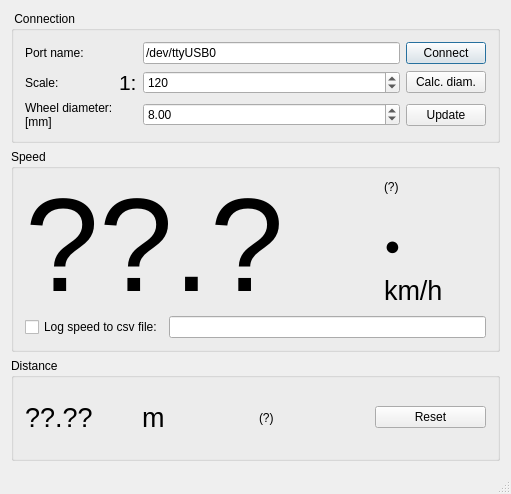
First picture: the form in form/main-window.ui, repository kmzbrnoI/wsm-speed-reader, before the edit.
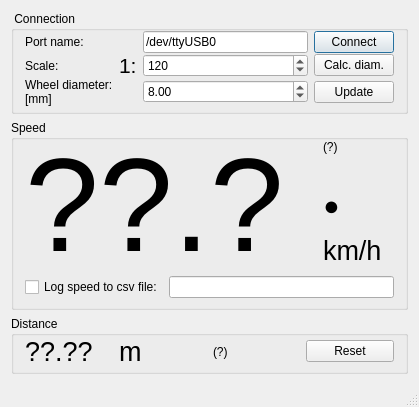
Second picture: the form after the edit. Icons and pictures are not drawn.

Commit message: Remove unncessarry margins, make the form smaller.

What changed in the file:
```diff
--- a/form/main-window.ui
+++ b/form/main-window.ui
@@ -6,8 +6,8 @@
    <rect>
     <x>0</x>
     <y>0</y>
-    <width>511</width>
-    <height>494</height>
+    <width>419</width>
+    <height>401</height>
    </rect>
   </property>
   <property name="sizePolicy">
@@ -37,6 +37,18 @@
        <string> Connection </string>
       </property>
       <layout class="QGridLayout" name="gridLayout_2">
+       <property name="topMargin">
+        <number>0</number>
+       </property>
+       <property name="bottomMargin">
+        <number>5</number>
+       </property>
+       <property name="horizontalSpacing">
+        <number>6</number>
+       </property>
+       <property name="verticalSpacing">
+        <number>0</number>
+       </property>
        <item row="0" column="0">
         <widget class="QLabel" name="label">
          <property name="text">
@@ -181,6 +193,15 @@
        <string>Distance</string>
       </property>
       <layout class="QGridLayout" name="gridLayout_4">
+       <property name="topMargin">
+        <number>0</number>
+       </property>
+       <property name="bottomMargin">
+        <number>4</number>
+       </property>
+       <property name="verticalSpacing">
+        <number>6</number>
+       </property>
        <item row="0" column="0">
         <widget class="QLabel" name="l_dist">
          <property name="font">
@@ -228,6 +249,12 @@
        <string>Speed</string>
       </property>
       <layout class="QGridLayout" name="gridLayout_3">
+       <property name="topMargin">
+        <number>0</number>
+       </property>
+       <property name="bottomMargin">
+        <number>9</number>
+       </property>
        <item row="9" column="1" colspan="3">
         <widget class="QLineEdit" name="le_log_filename"/>
        </item>
@@ -330,6 +357,9 @@
          <property name="text">
           <string>??.?</string>
          </property>
+         <property name="alignment">
+          <set>Qt::AlignmentFlag::AlignLeading|Qt::AlignmentFlag::AlignLeft|Qt::AlignmentFlag::AlignVCenter</set>
+         </property>
         </widget>
        </item>
       </layout>
```
